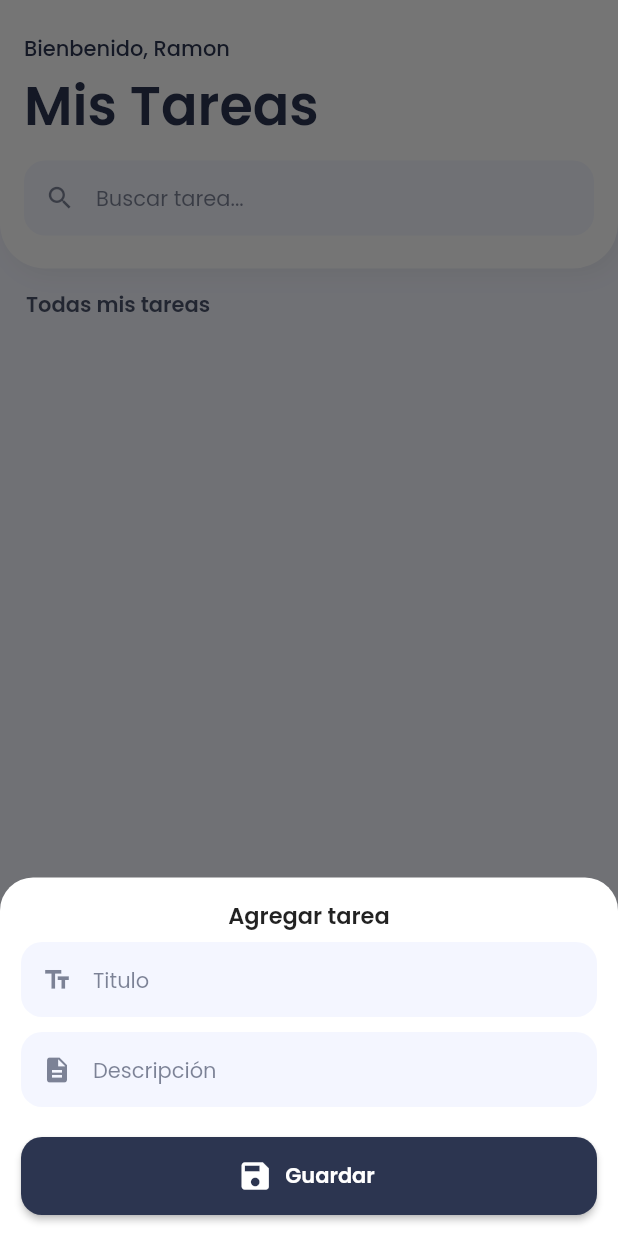
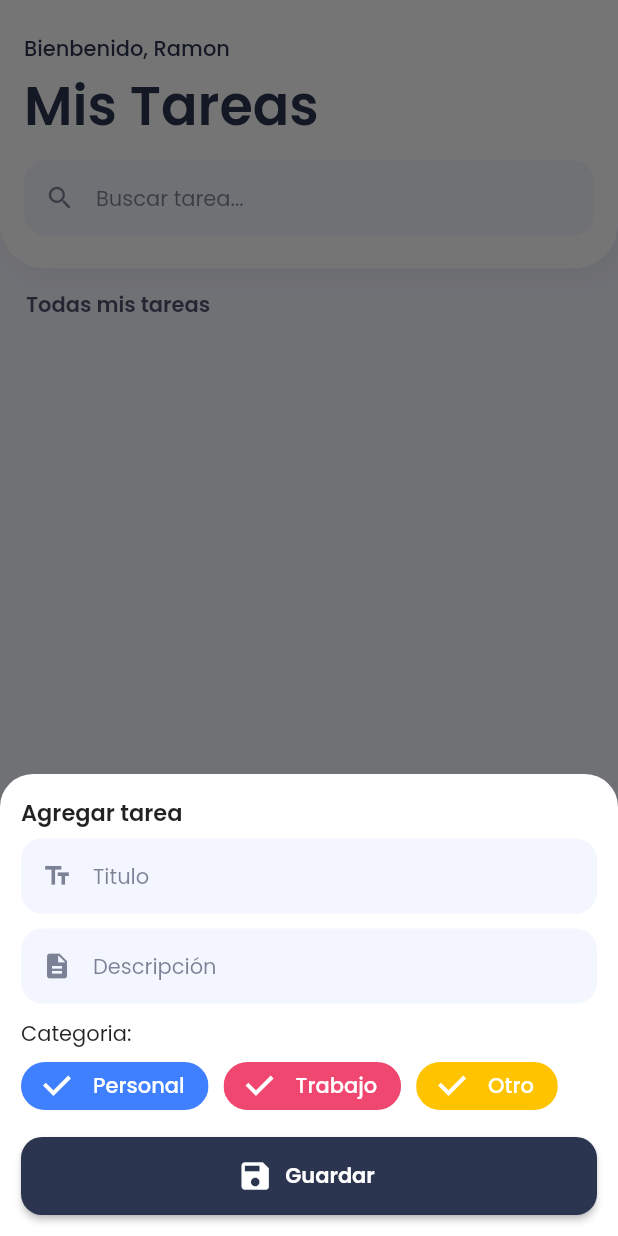
Before and after one commit to Kzz-Josh/tasks, a Flutter app: the screen it shows after launch, after a tap on "Nueva Tarea", on a phone screen of 412 x 824 dp. Run offline on Flutter 3.47's test engine with Material 2 defaults, Android fonts, the phone set to English and light mode, and no system bars; our stand-ins replace cloud_firestore, firebase_core, google_fonts; accounts and stored records are empty.

Commit message:
Formulario de registro 2

```diff
--- a/lib/pages/home_page.dart
+++ b/lib/pages/home_page.dart
@@ -28,6 +28,7 @@ class HomePage extends StatelessWidget {
             ),
           ),
           child: Column(
+            crossAxisAlignment: CrossAxisAlignment.start,
             mainAxisSize: MainAxisSize.min,
             children: [
               Text(
@@ -48,6 +49,50 @@ class HomePage extends StatelessWidget {
                 icon: Icons.description,
               ),
               divider10(),
+              Text("Categoria: "),
+              Wrap(
+                crossAxisAlignment: WrapCrossAlignment.start,
+                runAlignment: WrapAlignment.start,
+                spacing: 10.0,
+                children: [
+                  FilterChip(
+                    selected: true,
+                    backgroundColor: kBrandSecondaryColor,
+                    padding: const EdgeInsets.symmetric(horizontal: 8.0),
+                    selectedColor: categoryColor["Personal"],
+                    checkmarkColor: Colors.white,
+                    labelStyle: TextStyle(
+                      color: Colors.white,
+                    ),
+                    label: Text("Personal"),
+                    onSelected: (bool value) {},
+                  ),
+                  FilterChip(
+                    selected: true,
+                    backgroundColor: kBrandSecondaryColor,
+                    padding: const EdgeInsets.symmetric(horizontal: 8.0),
+                    selectedColor: categoryColor["Trabajo"],
+                    checkmarkColor: Colors.white,
+                    labelStyle: TextStyle(
+                      color: Colors.white,
+                    ),
+                    label: Text("Trabajo"),
+                    onSelected: (bool value) {},
+                  ),
+                  FilterChip(
+                    selected: true,
+                    backgroundColor: kBrandSecondaryColor,
+                    padding: const EdgeInsets.symmetric(horizontal: 8.0),
+                    selectedColor: categoryColor["Otro"],
+                    checkmarkColor: Colors.white,
+                    labelStyle: TextStyle(
+                      color: Colors.white,
+                    ),
+                    label: Text("Otro"),
+                    onSelected: (bool value) {},
+                  ),
+                ],
+              ),
               divider10(),
               ButtonNormalWidget(),
             ],
```
